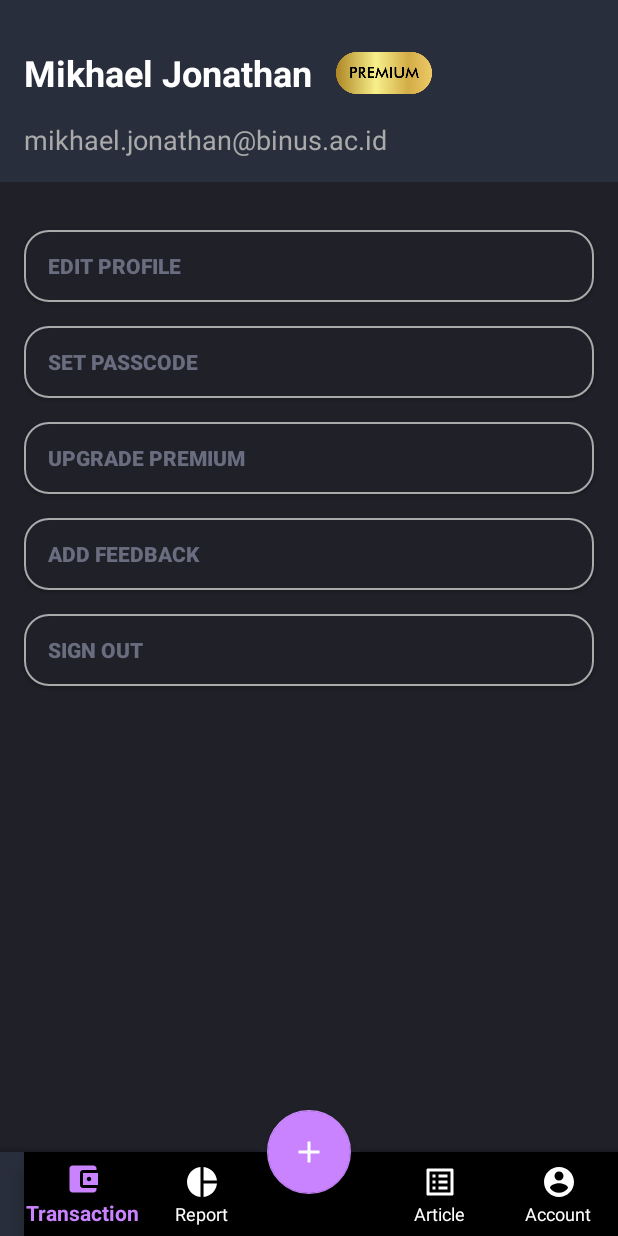
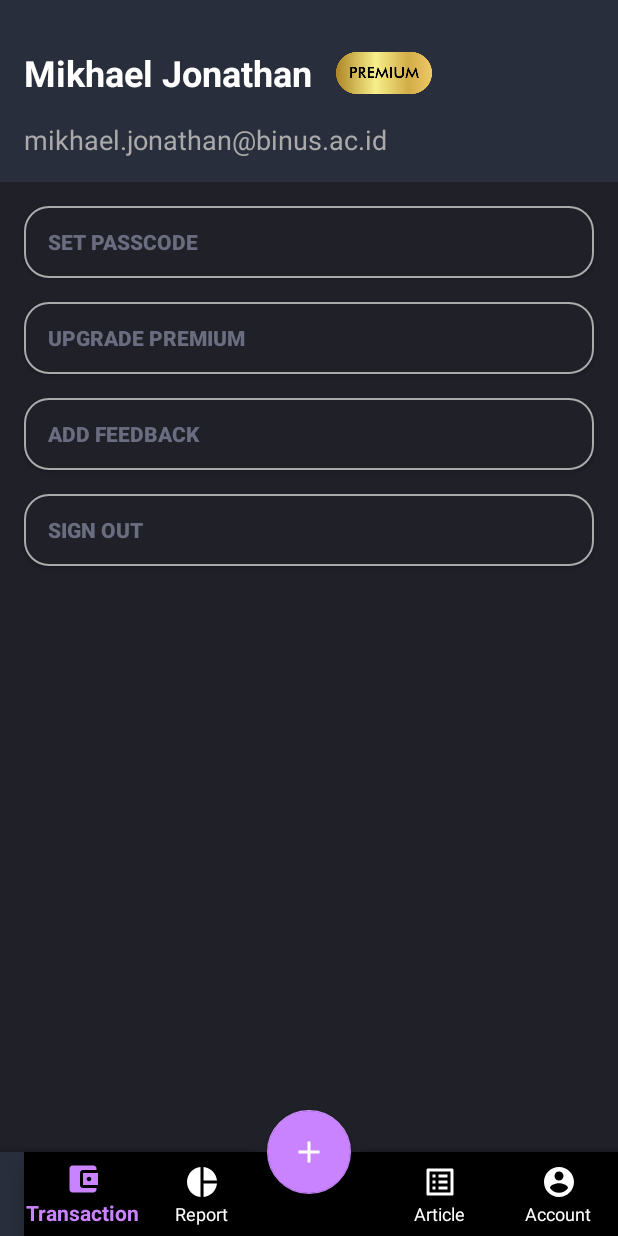
Before and after one commit to mikhaeljonathan/duitku, an Android app: the fragment AccountFragment placed in its activity, on a phone screen of 412 x 824 dp. Run offline under Robolectric (Android 15) with nearby library versions, the light colour scheme and no system bars; libraries missing offline, so code that uses them is left out: com.github.florent37.tutoshowcase, uk.co.deanwild; 10 statements that could not run were skipped.

Commit message:
UI refinement

```diff
--- a/app/src/main/AndroidManifest.xml
+++ b/app/src/main/AndroidManifest.xml
@@ -13,11 +13,9 @@
         android:supportsRtl="true"
         android:theme="@style/AppTheme">
         <activity android:name=".firebase.GetStarted"></activity>
-        <activity android:name=".welcome.Welcome"/>
-        <activity android:name=".user.AddProfileActivity" />
+        <activity android:name=".welcome.WelcomeActivity"/>
         <activity android:name=".account.UpgradePremiumActivity" />
         <activity android:name=".passcode.PasscodeActivity" />
-        <activity android:name=".user.EditProfileActivity" />
         <activity android:name=".account.AddFeedbackActivity" />
         <activity
             android:name=".search.SearchActivity"
--- a/app/src/main/java/com/example/duitku/account/AccountFragment.java
+++ b/app/src/main/java/com/example/duitku/account/AccountFragment.java
@@ -16,7 +16,6 @@ import androidx.fragment.app.Fragment;
 
 import com.example.duitku.R;
 import com.example.duitku.passcode.PasscodeActivity;
-import com.example.duitku.user.EditProfileActivity;
 import com.example.duitku.user.User;
 import com.example.duitku.user.UserController;
 
@@ -56,21 +55,9 @@ public class AccountFragment extends Fragment {
     }
 
     private void setUpButtons(){
-        setUpEditProfileButton();
         setUpUpgradePremiumButton();
         setUpAddFeedbackButton();
         setUpSignOutButton();
-    }
-
-    private void setUpEditProfileButton(){
-        Button editProfileBtn = view.findViewById(R.id.account_edit_profile_btn);
-        editProfileBtn.setOnClickListener(new View.OnClickListener() {
-            @Override
-            public void onClick(View view) {
-                Intent editProfileIntent = new Intent(getActivity(), EditProfileActivity.class);
-                startActivity(editProfileIntent);
-            }
-        });
     }
 
     private void setUpPasscodeBtn(){
--- a/app/src/main/java/com/example/duitku/category/form/components/CategoryNameComponent.java
+++ b/app/src/main/java/com/example/duitku/category/form/components/CategoryNameComponent.java
@@ -52,6 +52,7 @@ public class CategoryNameComponent extends View {
     }
 
     private void setUpComponents(){
+        nameField.requestFocus();
         nameField.addTextChangedListener(new TextWatcher() {
             @Override
             public void beforeTextChanged(CharSequence charSequence, int i, int i1, int i2) {
--- a/app/src/main/java/com/example/duitku/main/MainActivity.java
+++ b/app/src/main/java/com/example/duitku/main/MainActivity.java
@@ -4,9 +4,9 @@ import androidx.appcompat.app.AppCompatActivity;
 
 import android.content.Intent;
 import android.os.Bundle;
-import android.widget.Toast;
 
 import com.example.duitku.R;
+import com.example.duitku.database.DuitkuContract;
 import com.example.duitku.database.DuitkuContract.UserEntry;
 import com.example.duitku.interfaces.UIView;
 import com.example.duitku.passcode.PasscodeActivity;
@@ -14,7 +14,7 @@ import com.example.duitku.passcode.PasscodeActivity;
 import com.example.duitku.user.User;
 import com.example.duitku.user.UserController;
 import com.github.florent37.tutoshowcase.TutoShowcase;
-import com.example.duitku.welcome.Welcome;
+import com.example.duitku.welcome.WelcomeActivity;
 
 import java.util.UUID;
 
@@ -49,24 +49,25 @@ public class MainActivity extends AppCompatActivity {
         user = userController.getUser();
 
         if (user == null){
-            showWelcome();  //showWelcome() --> showGetStarted() --> addProfile()
+//            showWelcome();  //showWelcome() --> showGetStarted()
+            User user = new User(
+                    "S", "MJ", "email", DuitkuContract.UserEntry.TYPE_REGULAR,
+                    DuitkuContract.UserEntry.TYPE_FIRST_TIME, null);
+
+            new UserController(this).addUser(user);
             return;
         }
 
         if (user.getFirstTime().equals(UserEntry.TYPE_FIRST_TIME)){
             setUpShowCase();
         }
+
     }
 
     private void showWelcome(){
-        Intent welcomeIntent = new Intent(this, Welcome.class);
+        Intent welcomeIntent = new Intent(this, WelcomeActivity.class);
         startActivity(welcomeIntent);
     }
-
-//    private void addProfile(){
-//        Intent addProfileIntent = new Intent(this, AddProfileActivity.class);
-//        startActivity(addProfileIntent);
-//    }
 
     private void launchPasscode(){
         Intent insertPasscodeIntent = new Intent(this, PasscodeActivity.class);
--- a/app/src/main/java/com/example/duitku/passcode/PasscodeActivity.java
+++ b/app/src/main/java/com/example/duitku/passcode/PasscodeActivity.java
@@ -99,7 +99,7 @@ public class PasscodeActivity extends AppCompatActivity {
         cancelBtn.setOnClickListener(new View.OnClickListener() {
             @Override
             public void onClick(View view) {
-                finish();
+                onBackPressed();
             }
         });
     }
--- a/app/src/main/java/com/example/duitku/search/SearchActivity.java
+++ b/app/src/main/java/com/example/duitku/search/SearchActivity.java
@@ -62,7 +62,6 @@ public class SearchActivity extends AppCompatActivity implements LoaderManager.L
 
     private void setUpSearchEditText(){
         EditText searchField = findViewById(R.id.activity_search_search_edittext);
-        searchField.setFocusable(true);
         searchField.requestFocus();
         searchField.addTextChangedListener(new TextWatcher() {
             @Override
--- a/app/src/main/java/com/example/duitku/transaction/form/components/TransactionAmountComponent.java
+++ b/app/src/main/java/com/example/duitku/transaction/form/components/TransactionAmountComponent.java
@@ -48,6 +48,7 @@ public class TransactionAmountComponent extends View {
     }
 
     private void setUpComponents(){
+        amountField.requestFocus();
         amountField.addTextChangedListener(new TextWatcher() {
             @Override
             public void beforeTextChanged(CharSequence charSequence, int i, int i1, int i2) {
--- a/app/src/main/java/com/example/duitku/wallet/form/components/WalletNameComponent.java
+++ b/app/src/main/java/com/example/duitku/wallet/form/components/WalletNameComponent.java
@@ -4,6 +4,7 @@ import android.content.Context;
 import android.text.Editable;
 import android.text.TextWatcher;
 import android.view.View;
+import android.view.inputmethod.InputMethodManager;
 
 import androidx.appcompat.app.AppCompatActivity;
 
@@ -51,6 +52,7 @@ public class WalletNameComponent extends View {
     }
 
     private void setUpComponents(){
+        nameField.requestFocus();
         nameField.addTextChangedListener(new TextWatcher() {
             @Override
             public void beforeTextChanged(CharSequence charSequence, int i, int i1, int i2) {
--- a/app/src/main/res/layout/activity_welcome.xml
+++ b/app/src/main/res/layout/activity_welcome.xml
@@ -5,7 +5,7 @@
     android:layout_width="match_parent"
     android:layout_height="match_parent"
     android:background="@color/colorPrimary"
-    tools:context=".welcome.Welcome">
+    tools:context=".welcome.WelcomeActivity">
 
     <androidx.viewpager.widget.ViewPager
         android:id="@+id/slideViewPager"
--- a/app/src/main/res/layout/fragment_account.xml
+++ b/app/src/main/res/layout/fragment_account.xml
@@ -55,23 +55,6 @@
     </androidx.constraintlayout.widget.ConstraintLayout>
 
     <Button
-        android:id="@+id/account_edit_profile_btn"
-        android:layout_width="0dp"
-        android:layout_height="wrap_content"
-        android:layout_marginStart="16dp"
-        android:layout_marginTop="32dp"
-        android:layout_marginEnd="16dp"
-        android:background="@drawable/selector_picker_background"
-        android:gravity="left|center_vertical"
-        android:paddingLeft="16dp"
-        android:text="Edit Profile"
-        android:textColor="@color/textDark"
-        android:textStyle="bold"
-        app:layout_constraintEnd_toEndOf="parent"
-        app:layout_constraintStart_toStartOf="parent"
-        app:layout_constraintTop_toBottomOf="@+id/constraintLayout" />
-
-    <Button
         android:id="@+id/account_set_passcode_btn"
         android:layout_width="0dp"
         android:layout_height="wrap_content"
@@ -86,7 +69,7 @@
         android:textStyle="bold"
         app:layout_constraintEnd_toEndOf="parent"
         app:layout_constraintStart_toStartOf="parent"
-        app:layout_constraintTop_toBottomOf="@id/account_edit_profile_btn" />
+        app:layout_constraintTop_toBottomOf="@id/constraintLayout" />
 
     <Button
         android:id="@+id/account_upgrade_premium_btn"
```
Also changed, not shown: app/src/main/java/com/example/duitku/account/AddFeedbackActivity.java (+25 -0 lines), app/src/main/java/com/example/duitku/account/UpgradePremiumActivity.java (+19 -0 lines), app/src/main/java/com/example/duitku/firebase/GetStarted.java (+3 -8 lines), app/src/main/java/com/example/duitku/user/AddProfileActivity.java (deleted, +0 -99 lines), app/src/main/java/com/example/duitku/user/EditProfileActivity.java (deleted, +0 -15 lines), app/src/main/java/com/example/duitku/welcome/WelcomeActivity.java (renamed from app/src/main/java/com/example/duitku/welcome/Welcome.java, +4 -4 lines), app/src/main/res/layout/activity_profile.xml (deleted, +0 -75 lines).
